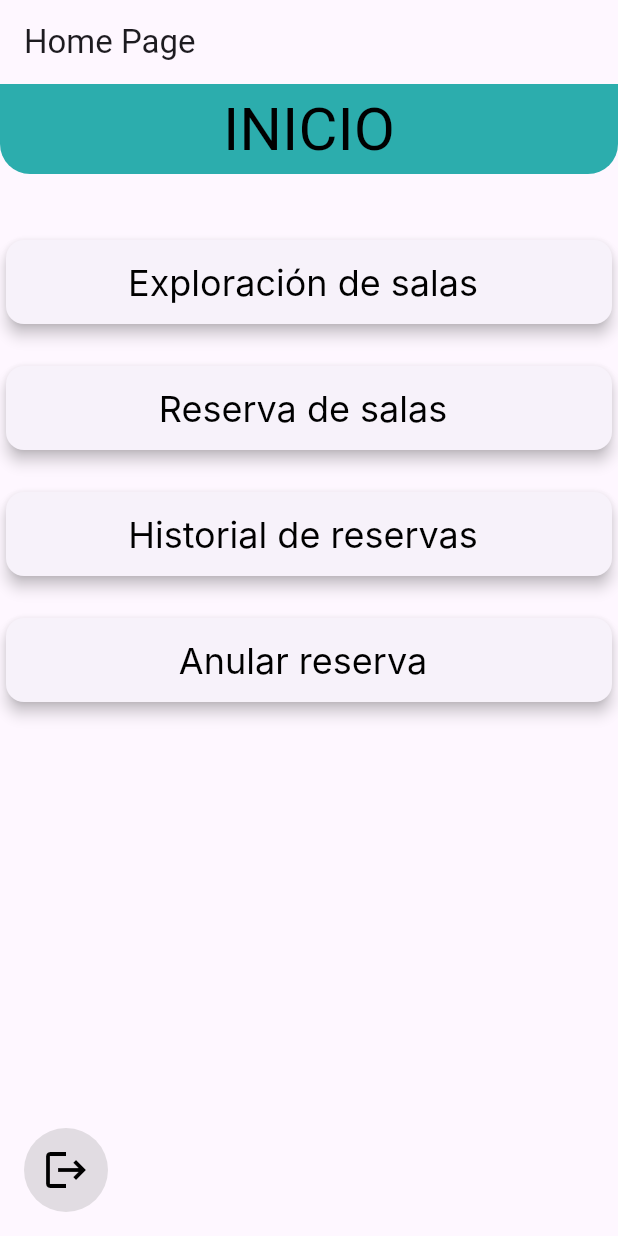
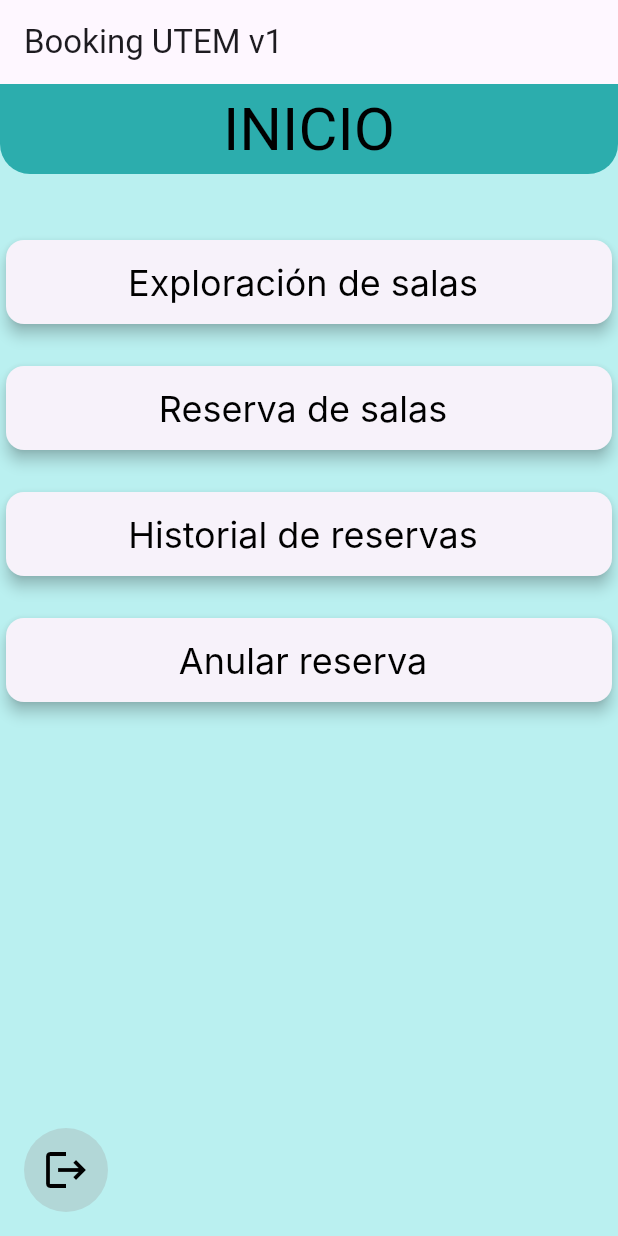
Before and after one commit to axeloon/Proyecto-Flutter, a Flutter app: the HomePage screen opened directly, on a phone screen of 412 x 824 dp. Run offline on Flutter 3.47's test engine with Material 3 defaults, Android fonts, the phone set to English and light mode, and no system bars; our stand-ins replace google_sign_in; Roboto replaces fonts that are missing (Inknut Antiqua, Inter).

```diff
--- a/lib/pages/home_page.dart
+++ b/lib/pages/home_page.dart
@@ -26,7 +26,7 @@ class HomePage extends StatelessWidget {
   Widget build(BuildContext context) {
     return Scaffold(
       appBar: AppBar(
-        title: Text('Home Page'),
+        title: Text('Booking UTEM v1'),
       ),
       body: Stack(
         children: [
--- a/lib/pages/login_page.dart
+++ b/lib/pages/login_page.dart
@@ -39,12 +39,12 @@ class LoginPage extends StatelessWidget {
   Widget build(BuildContext context) {
     return Scaffold(
       appBar: AppBar(
-        title: Text('UTEM Login'),
+        title: const Text('UTEM Login'),
       ),
       body: Center(
         child: ElevatedButton(
           onPressed: () => _handleSignIn(context),
-          child: Text('Iniciar Sesión con Google'),
+          child: const Text('Iniciar Sesión con Google'),
         ),
       ),
     );
--- a/lib/views/home_view.dart
+++ b/lib/views/home_view.dart
@@ -2,13 +2,21 @@ import 'package:flutter/material.dart';
 import '../pages/rooms_page.dart';
 import '../pages/reserve_rooms_page.dart';
 
-enum Option { explore, reserve, history, cancel } //Enum para las opciones
+enum Option { explore, reserve, history, cancel } // Enum para las opciones
 
 class HomeView extends StatelessWidget {
   @override
   Widget build(BuildContext context) {
     return Scaffold(
-      body: Column(
+      body: Container(
+        width: double.infinity,
+        height: double.infinity,
+        decoration: BoxDecoration(
+          color: Color.fromRGBO(186, 240, 240, 1),
+        ),
+        child: Stack(
+          children: [
+            Column(
               crossAxisAlignment: CrossAxisAlignment.stretch,
               children: [
                 Container(
@@ -35,28 +43,31 @@ class HomeView extends StatelessWidget {
                     ),
                   ),
                 ),
-          const SizedBox(
+                SizedBox(
                   height: 40,
                 ),
-          buildOptionCard(Option.explore, context),
-          const SizedBox(
+                buildOptionCard(Option.explore, context), // Corregido
+                SizedBox(
                   height: 20,
                 ),
-          buildOptionCard(Option.reserve, context),
-          const SizedBox(
+                buildOptionCard(Option.reserve, context), // Corregido
+                SizedBox(
                   height: 20,
                 ),
-          buildOptionCard(Option.history, context),
-          const SizedBox(
+                buildOptionCard(Option.history, context), // Corregido
+                SizedBox(
                   height: 20,
                 ),
-          buildOptionCard(Option.cancel, context),
+                buildOptionCard(Option.cancel, context), // Corregido
               ],
+            ),
+          ],
+        ),
       ),
     );
   }
 
-  Widget buildOptionCard(Option option, BuildContext context) { //Selección en el widget
+  Widget buildOptionCard(Option option, BuildContext context) {
     String title;
     switch (option) {
       case Option.explore:
@@ -102,17 +113,7 @@ class HomeView extends StatelessWidget {
         );
         break;
       case Option.reserve:
-        Navigator.push(
-          context,
-          MaterialPageRoute(builder: (context) => ReserveRoomsPage()),
-        );
-        break;
       case Option.history:
-        Navigator.push(
-          context,
-          MaterialPageRoute(builder: (context) => ReserveRoomsPage()),
-        );
-        break;
       case Option.cancel:
         Navigator.push(
           context,
```
Also changed, not shown: lib/models/request.dart (+5 -23 lines), lib/pages/reserve_rooms_page.dart (+203 -132 lines), lib/pages/rooms_page.dart (+6 -3 lines), lib/services/room_request.dart (+6 -3 lines), lib/views/reserve_rooms_view.dart (added, +14 -0 lines), 1 other file. Lines whose indentation alone changed are shown as unchanged.
